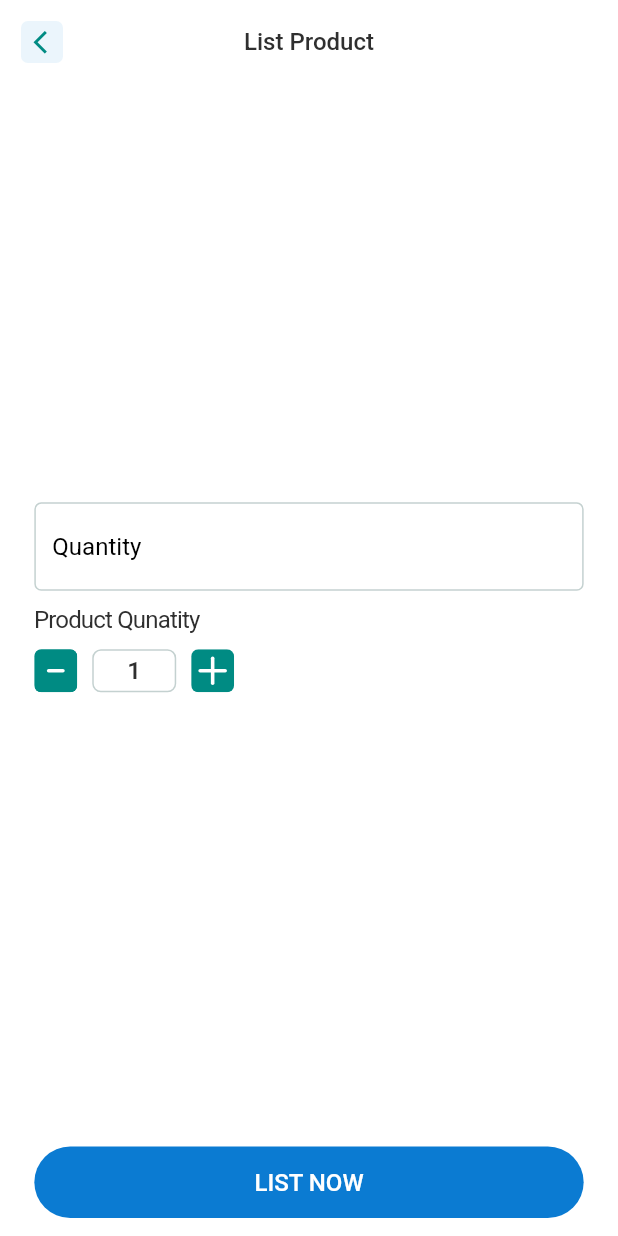
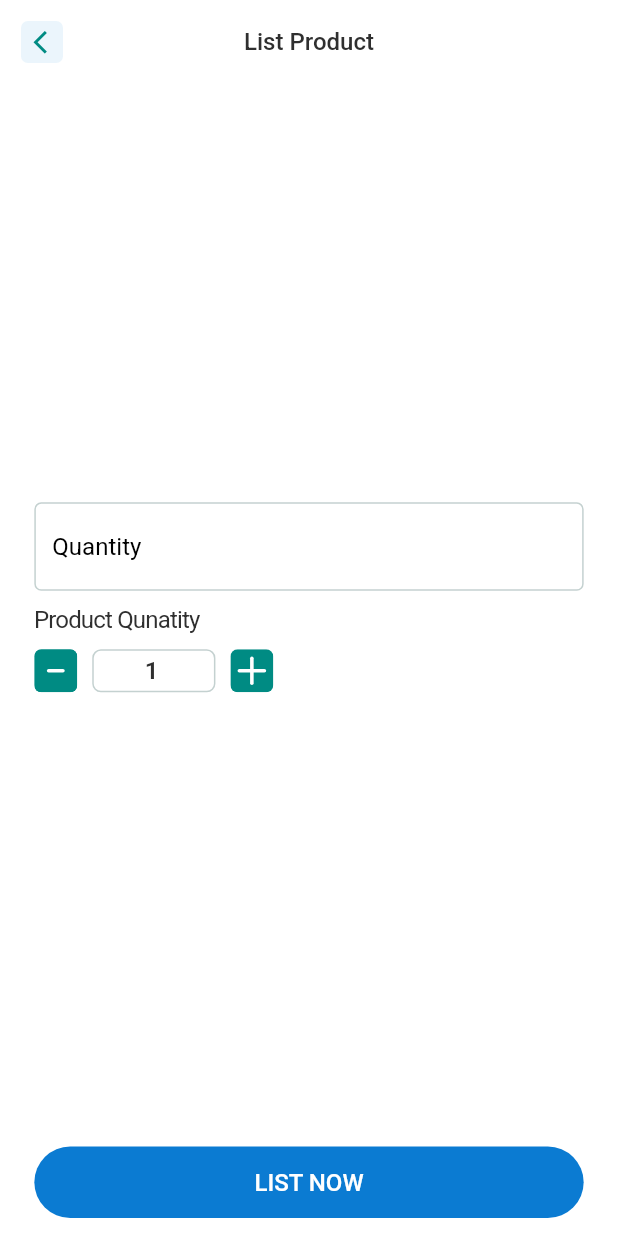
Before and after one commit to HammadAhmedSherazi/push_price_manager, a Flutter app: the ListingProductView widget shown alone on an empty page, opened directly with empty values, on a phone screen of 412 x 824 dp. Run offline on Flutter 3.47's test engine with Material 3 defaults, Android fonts, the phone set to English and light mode, and no system bars; our stand-ins replace cached_network_image, fl_chart, flutter_otp_text_field, flutter_rating_bar, flutter_screenutil, flutter_svg and 3 more; network calls fail; project files that could hold a hidden picture were left out.

Commit message:
QA changes

```diff
--- a/assets/l10n/en.json
+++ b/assets/l10n/en.json
@@ -72,7 +72,7 @@
   "scan": "Scan",
   "scan_now": "scan now",
   "barcode": "Barcode",
-  "align_bar_code_within_the_frame_to_scan": "Align Bar Code Within The Frame To Scan",
+  "align_bar_code_within_the_frame_to_scan": "Align Barcode Within The Frame To Scan",
   "category": "Category",
   "price": "Price",
   "select_product": "Select Product",
--- a/lib/export_all.dart
+++ b/lib/export_all.dart
@@ -82,6 +82,7 @@ export './widget/custom_date_select_widget.dart';
 export 'widget/product_display_box_widget.dart';
 export './widget/product_display_widget.dart';
 export './widget/custom_phone_textfield_widget.dart';
+export './widget/quantity_selector_widget.dart';
 
 
 //MODELS
--- a/lib/views/employee/list_request/employee_list_request_view.dart
+++ b/lib/views/employee/list_request/employee_list_request_view.dart
@@ -175,7 +175,10 @@ class _EmployeeListRequestViewState extends State<EmployeeListRequestView> {
             padding:  EdgeInsets.symmetric(
               horizontal: AppTheme.horizontalPadding
             ),
-            child: CustomSearchBarWidget(hintText: "Hinted search text", suffixIcon: SvgPicture.asset(Assets.filterIcon), ),
+            child: CustomSearchBarWidget(hintText: "Hinted search text", suffixIcon: SvgPicture.asset(Assets.filterIcon), onTapOutside: (v){
+               FocusScope.of(context).unfocus();
+
+            }, ),
           ),
           Expanded(
             child: ListView.separated(
--- a/lib/views/employee/list_request/listing_product_view.dart
+++ b/lib/views/employee/list_request/listing_product_view.dart
@@ -1,3 +1,4 @@
+import 'package:flutter/services.dart';
 import 'package:push_price_manager/utils/extension.dart';
 
 import '../../../export_all.dart';
@@ -12,21 +13,21 @@ class ListingProductView extends StatefulWidget {
 }
 
 class _ListingProductViewState extends State<ListingProductView> {
-  int quantity = 1;
-  addQuantity(){
+  // int quantity = 1;
+  // addQuantity(){
 
-    setState(() {
-       quantity++;
-    });
-  }
-  removeQuantity(){
-    if(quantity > 1){
-      setState(() {
-        quantity--;
-    });
-    }
+  //   setState(() {
+  //      quantity++;
+  //   });
+  // }
+  // removeQuantity(){
+  //   if(quantity > 1){
+  //     setState(() {
+  //       quantity--;
+  //   });
+  //   }
 
-  }
+  // }
   @override
   Widget build(BuildContext context) {
     return CustomScreenTemplate(
@@ -75,40 +76,8 @@ class _ListingProductViewState extends State<ListingProductView> {
             ),
           ),
           Text("Product Qunatity", style: context.textStyle.bodyMedium,),
-           Row(
-                    spacing: 10,
-                    children: [
-                      GestureDetector(
-                        onTap: () {
-                          removeQuantity();
-                        },
-                        child: SvgPicture.asset(Assets.minusSquareIcon, width: 25.r, height: 25.r,),
-                      ),
-                      Container(
-                        height: 24.h,
-                        alignment: Alignment.center,
-                        padding: EdgeInsets.symmetric(
-                          horizontal: 20.r
-                        ),
-                        decoration: BoxDecoration(
-                          border: Border.all(
-                            color: AppColors.borderColor
-                          ),
-                          borderRadius: BorderRadius.horizontal(
-                            left: Radius.circular(5.r),
-                            right: Radius.circular(5  .r)
-                          )
-                        ),
-                        child: Text("$quantity", style: context.textStyle.displayMedium)),
-                      GestureDetector(
-                        onTap: () {
-                          addQuantity();
-                        },
-                        child: SvgPicture.asset(Assets.plusSquareIcon, width: 25.r,),
-                      ),
-                    ],
-                  ),
-                  if(widget.type == "Weighted Items")...[
+          QuantitySelector(),
+          if(widget.type == "Weighted Items")...[
                      TextFormField(
                       onTapOutside: (event) {
   FocusScope.of(context).unfocus();
--- a/lib/views/manager/analytics/sales_view.dart
+++ b/lib/views/manager/analytics/sales_view.dart
@@ -47,6 +47,10 @@ class _SalesViewState extends State<SalesView> {
         CustomSearchBarWidget(
           hintText: "Hinted search text",
           suffixIcon: SvgPicture.asset(Assets.filterIcon),
+          onTapOutside: (v){
+               FocusScope.of(context).unfocus();
+
+            }
         ),
         20.ph,
         Row(
--- a/lib/views/manager/analytics/user_favorite_view.dart
+++ b/lib/views/manager/analytics/user_favorite_view.dart
@@ -14,6 +14,10 @@ class UserFavoriteView extends StatelessWidget {
            child: CustomSearchBarWidget(
             hintText: "Hinted search text",
             suffixIcon: SvgPicture.asset(Assets.filterIcon),
+            onTapOutside: (v){
+               FocusScope.of(context).unfocus();
+
+            }
                    ),
          ),
            Expanded(
--- a/lib/views/manager/listing_request/listing_request_view.dart
+++ b/lib/views/manager/listing_request/listing_request_view.dart
@@ -16,6 +16,10 @@ class ListingRequestView extends StatelessWidget {
       title: AppConstant.userType == UserType.employee? "Search From Database": "Listing Request - Select Product", child: Column(
         children: [
           Padding(padding:EdgeInsets.all(AppTheme.horizontalPadding) , child:  CustomSearchBarWidget(
+            onTapOutside: (v){
+               FocusScope.of(context).unfocus();
+
+            },
             hintText: "Hinted search text",
             suffixIcon: SvgPicture.asset(Assets.filterIcon),
           ),),
--- a/lib/views/manager/listing_request/scan_view.dart
+++ b/lib/views/manager/listing_request/scan_view.dart
@@ -29,7 +29,7 @@ class ScanView extends StatelessWidget {
           Padding(padding: EdgeInsets.symmetric(
             vertical: 20.r,
             horizontal: 50.r
-          ), child: Text("Align Bar Code Within The Frame To Scan", textAlign: TextAlign.center, style: context.textStyle.displayMedium!.copyWith(
+          ), child: Text("Align Barcode Within The Frame To Scan", textAlign: TextAlign.center, style: context.textStyle.displayMedium!.copyWith(
             fontSize: 16.sp
           ),),)
 
--- a/lib/views/manager/live_listing/live_listing_view.dart
+++ b/lib/views/manager/live_listing/live_listing_view.dart
@@ -84,7 +84,10 @@ class _LiveListingViewState extends State<LiveListingView> {
             padding:  EdgeInsets.symmetric(
               horizontal: AppTheme.horizontalPadding
             ),
-            child: CustomSearchBarWidget(hintText: "Hinted search text", suffixIcon: SvgPicture.asset(Assets.filterIcon), ),
+            child: CustomSearchBarWidget(hintText: "Hinted search text", suffixIcon: SvgPicture.asset(Assets.filterIcon), onTapOutside: (v){
+               FocusScope.of(context).unfocus();
+
+            }),
           ),
           Expanded(
             child: ListView.separated(
--- a/lib/views/manager/pending_listing/pending_listings_view.dart
+++ b/lib/views/manager/pending_listing/pending_listings_view.dart
@@ -137,7 +137,10 @@ class _PendingListingViewState extends State<PendingListingView> {
             padding:  EdgeInsets.symmetric(
               horizontal: AppTheme.horizontalPadding
             ),
-            child: CustomSearchBarWidget(hintText: "Hinted search text", suffixIcon: SvgPicture.asset(Assets.filterIcon), ),
+            child: CustomSearchBarWidget(hintText: "Hinted search text", suffixIcon: SvgPicture.asset(Assets.filterIcon),onTapOutside: (v){
+               FocusScope.of(context).unfocus();
+
+            } ),
           ),
           Expanded(
             child: ListView.separated(
--- a/lib/views/manager/pending_listing/select_product_view.dart
+++ b/lib/views/manager/pending_listing/select_product_view.dart
@@ -58,7 +58,10 @@ class _SelectProductViewState extends State<SelectProductView> {
               setState(() {
 
               });
-            },),
+            },onTapOutside: (v){
+               FocusScope.of(context).unfocus();
+
+            }),
           ),
           if (selectedProducts.isNotEmpty && searchTextEditController.text == "") ...[
             Padding(
--- /dev/null
+++ b/lib/widget/quantity_selector_widget.dart
@@ -0,0 +1,102 @@
+import 'package:flutter/services.dart';
+import 'package:push_price_manager/utils/extension.dart';
+
+import '../export_all.dart';
+
+class QuantitySelector extends StatefulWidget {
+  final int initialQuantity;
+  const QuantitySelector({super.key, this.initialQuantity = 1});
+
+  @override
+  State<QuantitySelector> createState() => _QuantitySelectorState();
+}
+
+class _QuantitySelectorState extends State<QuantitySelector> {
+  late TextEditingController _controller;
+  int quantity = 1;
+
+  @override
+  void initState() {
+    super.initState();
+    quantity = widget.initialQuantity;
+    _controller = TextEditingController(text: quantity.toString());
+  }
+
+  void addQuantity() {
+    setState(() {
+      quantity++;
+      _controller.text = quantity.toString();
+    });
+  }
+
+  void removeQuantity() {
+    setState(() {
+      if (quantity > 1) {
+        quantity--;
+        _controller.text = quantity.toString();
+      }
+    });
+  }
+
+  void onQuantityChanged(String value) {
+    final int? newQuantity = int.tryParse(value);
+    if (newQuantity != null && newQuantity > 0) {
+      setState(() {
+        quantity = newQuantity;
+      });
+    }
+  }
+
+  @override
+  Widget build(BuildContext context) {
+    return Row(
+      spacing: 10,
+      children: [
+        GestureDetector(
+          onTap: removeQuantity,
+          child: SvgPicture.asset(
+            Assets.minusSquareIcon,
+            width: 25.r,
+            height: 25.r,
+          ),
+        ),
+        Container(
+          height: 24.h,
+          alignment: Alignment.center,
+          padding: EdgeInsets.symmetric(horizontal: 20.r),
+          decoration: BoxDecoration(
+            border: Border.all(color: AppColors.borderColor),
+            borderRadius: BorderRadius.circular(5.r),
+          ),
+          child: SizedBox(
+            width: 30.w,
+            child: TextField(
+              controller: _controller,
+              keyboardType: TextInputType.number,
+              inputFormatters: [
+                FilteringTextInputFormatter.digitsOnly,
+              ],
+              textAlign: TextAlign.center,
+              style: context.textStyle.displayMedium,
+              onChanged: onQuantityChanged,
+              decoration: const InputDecoration(
+                isDense: true,
+                border: InputBorder.none,
+                enabledBorder: InputBorder.none,
+                focusedBorder: InputBorder.none,
+                contentPadding: EdgeInsets.zero,
+              ),
+            ),
+          ),
+        ),
+        GestureDetector(
+          onTap: addQuantity,
+          child: SvgPicture.asset(
+            Assets.plusSquareIcon,
+            width: 25.r,
+          ),
+        ),
+      ],
+    );
+  }
+}
```
Also changed, not shown: lib/views/manager/listing_request/select_store_view.dart (+6 -1 lines), lib/views/manager/pending_listing/product_add_detail_view.dart (+47 -46 lines), 19 other files.
